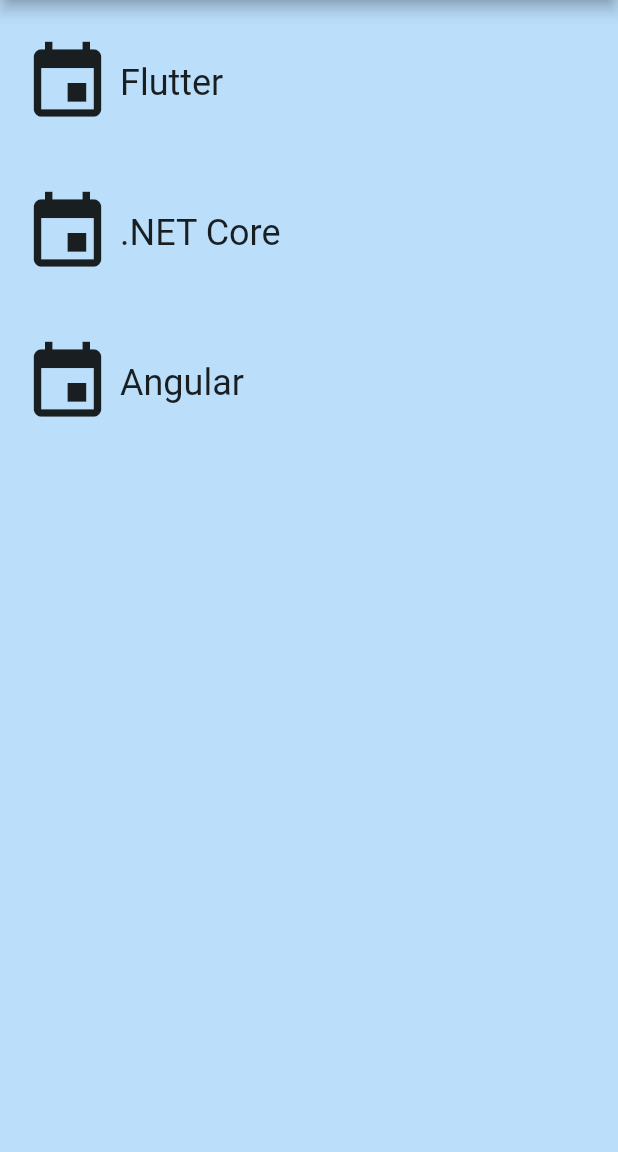
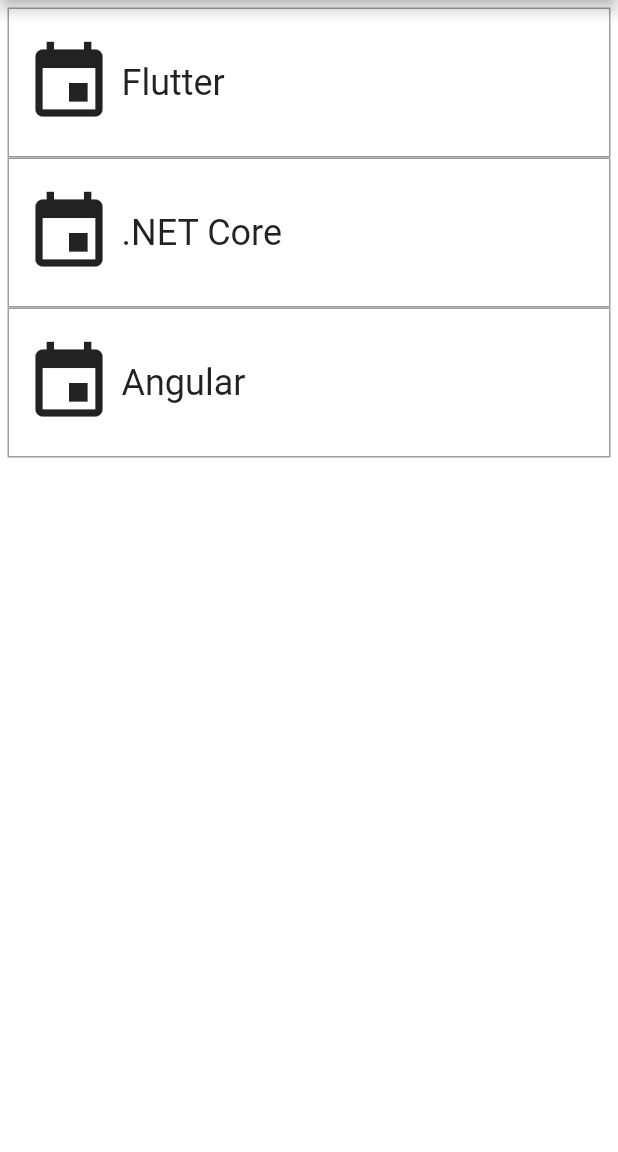
Before and after one commit to Petrol-/flutter-event, a Flutter app: the AllEvents screen opened directly, on a phone screen of 412 x 824 dp, the part 84-1236 px from its top. Run offline on Flutter 3.47's test engine with Material 2 defaults, Android fonts, the phone set to English and light mode, and no system bars.

Commit message:
mise en forme

```diff
--- a/lib/all_events.dart
+++ b/lib/all_events.dart
@@ -1,23 +1,13 @@
-// Copyright 2018 The Chromium Authors. All rights reserved.
-// Use of this source code is governed by a BSD-style license that can be
-// found in the LICENSE file.
 
-// You can read about packages here: https://flutter.io/using-packages/
 import 'package:flutter/material.dart';
 import './event.dart';
 
 
 final List<Event> _eventList = new List<Event>();
 
-/// The function that is called when main.dart is run.
-/*void main() {
-  init();
-  print(_listEvent);
-  runApp(UnitConverterApp());
-}*/
+
 void loadDate() {
   _eventList.clear();
-// ignore: missing_function_parameters, duplicate_definition, missing_function_body, expected_executable
   _eventList.add(new Event(
       title: 'Flutter',
       state: EventSate.done,
@@ -35,8 +25,7 @@ void loadDate() {
       iconLocation: Icons.event));
 }
 
-/// This widget is the root of our application.
-/// Currently, we just show one widget in our app.
+
 class AllEvents extends StatelessWidget {
   @override
   Widget build(BuildContext context) {
@@ -45,7 +34,7 @@ class AllEvents extends StatelessWidget {
       appBar: AppBar(
         title: Text('All Events'),
       ),
-      backgroundColor: Colors.blue[100],
+      backgroundColor: Colors.white,
       body: Padding(
         padding: const EdgeInsets.all(5.0),
         child: Center(
@@ -60,6 +49,7 @@ class EventList extends StatelessWidget {
   @override
   Widget build(BuildContext context) {
     return ListView.builder(
+      addRepaintBoundaries: true,
       itemBuilder: (BuildContext context, int index) => _eventList[index],
       itemCount: _eventList.length,
     );
--- a/lib/event.dart
+++ b/lib/event.dart
@@ -4,10 +4,7 @@ import './event_detail.dart';
 final _rowHeight = 100.0;
 final _borderRadius = BorderRadius.circular(_rowHeight / 2);
 
-enum EventSate{
-  done,
-  notStarted
-}
+enum EventSate { done, notStarted }
 
 class Event extends StatelessWidget {
   final String title;
@@ -32,15 +29,19 @@ class Event extends StatelessWidget {
     return Material(
       color: Colors.transparent,
       child: Container(
+        decoration: new BoxDecoration(border: new Border.all(color: Colors.grey[500])),
         height: _rowHeight,
         child: InkWell(
           borderRadius: _borderRadius,
           highlightColor: Colors.blue[300],
           splashColor: Colors.blue[300],
           onTap: () {
-           Navigator.push(context,
-           MaterialPageRoute(
-                                  builder: (context) => EventDetail(event: this,)));
+            Navigator.push(
+                context,
+                MaterialPageRoute(
+                    builder: (context) => EventDetail(
+                          event: this,
+                        )));
           },
           child: Padding(
             padding: EdgeInsets.all(5.0),
--- a/lib/login.dart
+++ b/lib/login.dart
@@ -73,12 +73,10 @@ class LoginForm extends State<LoginPage> {
                       minWidth: 200.0,
                       height: 42.0,
                       onPressed: () {
-                        // Validate will return true if the form is valid, or false if
-                        // the form is invalid.
+
                         if ((_formKey.currentState.validate()) &&
                             ((usernameConttroler.text == "test") &&
                                 ((passwordConttroler.text == "010203")))) {
-                          // If the form is valid, we want to show a Snackbar
                           Scaffold.of(context).showSnackBar(
                               SnackBar(content: Text('You have logged')));
 
```
